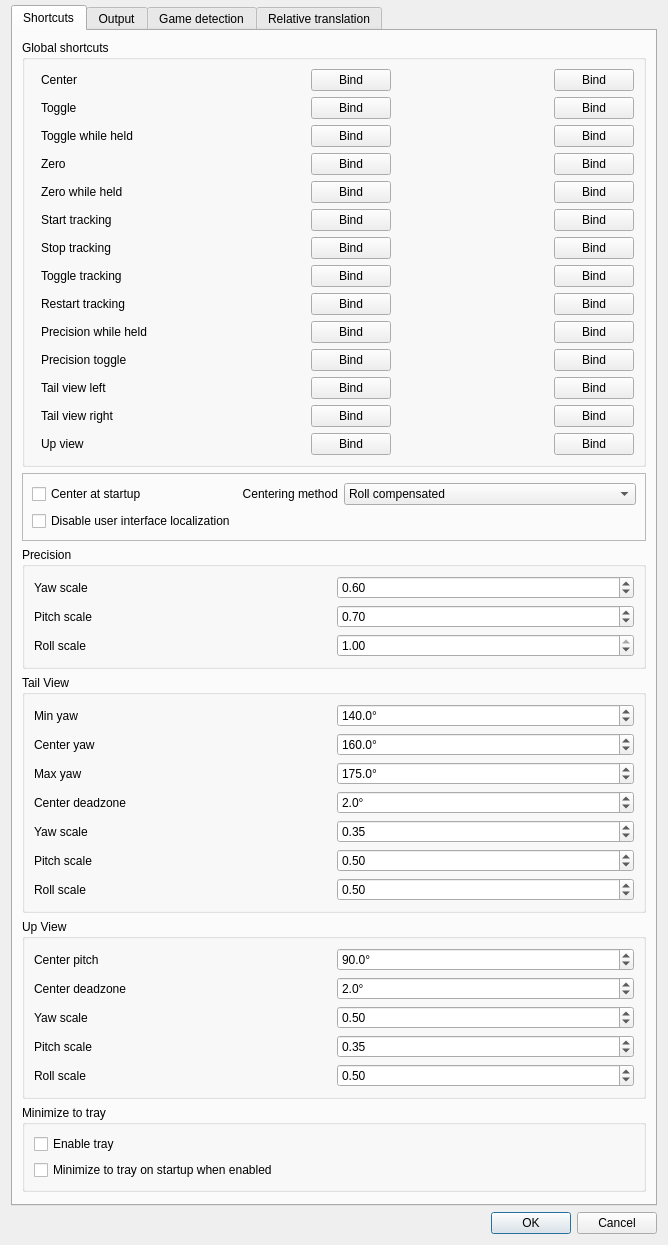
Qt form gui/options-dialog.ui (jansromi/opentrack) before a commit.
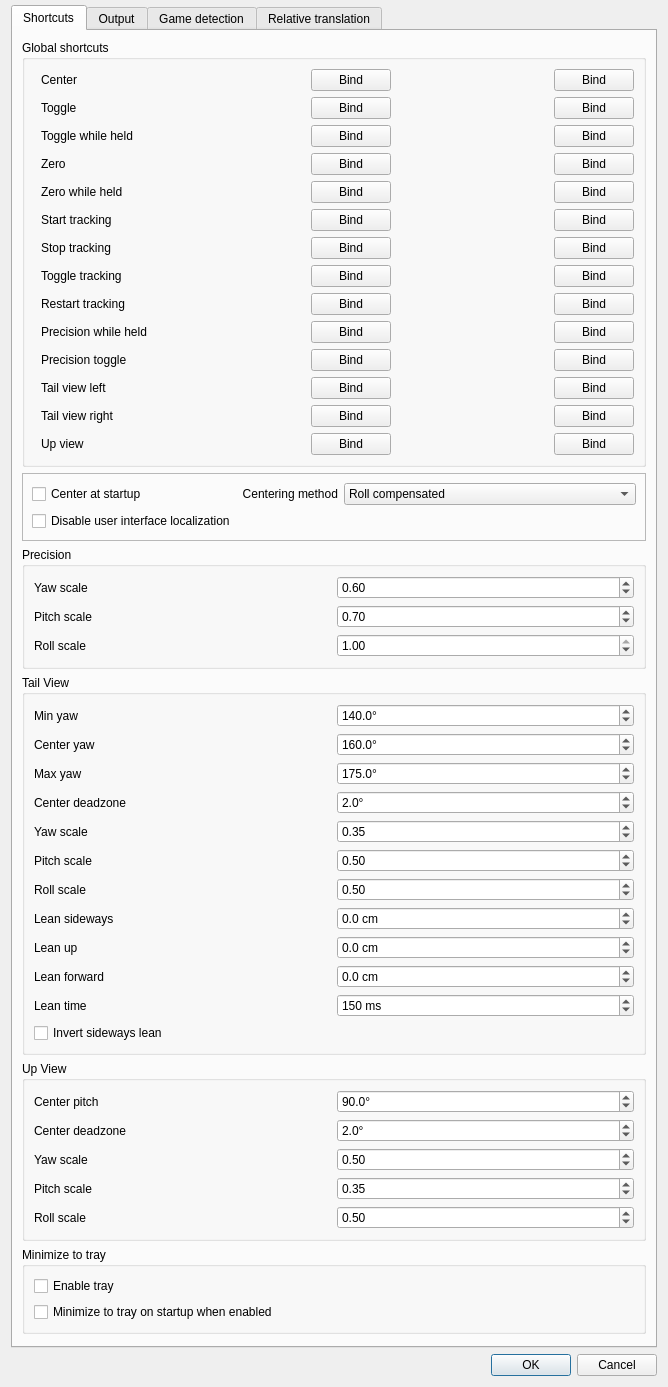
The same form after that commit. Icons and pictures are not drawn. Custom widgets are drawn as their Qt base class.

Commit message:
feat: tail view lean
Add an optional head lean to Tail View: sideways toward the look
direction, up and forward, applied on top of the tracked + manual
translation. The lean eases in and out linearly over tailview-lean-time-ms
(default 150, 0 = instant) and is reset on recenter. All lean distances
default to 0, so existing behaviour is unchanged.

X sign: opentrack's +yaw looks right while +TX moves left (reltrans
neck/rotate, SimConnect negating TX), so a left tail view leans to +TX.
tailview-lean-invert-x flips it in case a game disagrees.

```diff
--- a/gui/options-dialog.ui
+++ b/gui/options-dialog.ui
@@ -1586,6 +1586,126 @@
             </property>
            </widget>
           </item>
+          <item row="7" column="0">
+           <widget class="QLabel" name="label_tailview_lean_x_cm">
+            <property name="text">
+             <string>Lean sideways</string>
+            </property>
+           </widget>
+          </item>
+          <item row="7" column="1">
+           <widget class="QDoubleSpinBox" name="tailview_lean_x_cm">
+            <property name="decimals">
+             <number>1</number>
+            </property>
+            <property name="minimum">
+             <double>-50.000000000000000</double>
+            </property>
+            <property name="maximum">
+             <double>50.000000000000000</double>
+            </property>
+            <property name="singleStep">
+             <double>1.000000000000000</double>
+            </property>
+            <property name="value">
+             <double>0.000000000000000</double>
+            </property>
+            <property name="suffix">
+             <string> cm</string>
+            </property>
+           </widget>
+          </item>
+          <item row="8" column="0">
+           <widget class="QLabel" name="label_tailview_lean_y_cm">
+            <property name="text">
+             <string>Lean up</string>
+            </property>
+           </widget>
+          </item>
+          <item row="8" column="1">
+           <widget class="QDoubleSpinBox" name="tailview_lean_y_cm">
+            <property name="decimals">
+             <number>1</number>
+            </property>
+            <property name="minimum">
+             <double>-50.000000000000000</double>
+            </property>
+            <property name="maximum">
+             <double>50.000000000000000</double>
+            </property>
+            <property name="singleStep">
+             <double>1.000000000000000</double>
+            </property>
+            <property name="value">
+             <double>0.000000000000000</double>
+            </property>
+            <property name="suffix">
+             <string> cm</string>
+            </property>
+           </widget>
+          </item>
+          <item row="9" column="0">
+           <widget class="QLabel" name="label_tailview_lean_z_cm">
+            <property name="text">
+             <string>Lean forward</string>
+            </property>
+           </widget>
+          </item>
+          <item row="9" column="1">
+           <widget class="QDoubleSpinBox" name="tailview_lean_z_cm">
+            <property name="decimals">
+             <number>1</number>
+            </property>
+            <property name="minimum">
+             <double>-50.000000000000000</double>
+            </property>
+            <property name="maximum">
+             <double>50.000000000000000</double>
+            </property>
+            <property name="singleStep">
+             <double>1.000000000000000</double>
+            </property>
+            <property name="value">
+             <double>0.000000000000000</double>
+            </property>
+            <property name="suffix">
+             <string> cm</string>
+            </property>
+           </widget>
+          </item>
+          <item row="10" column="0">
+           <widget class="QLabel" name="label_tailview_lean_time">
+            <property name="text">
+             <string>Lean time</string>
+            </property>
+           </widget>
+          </item>
+          <item row="10" column="1">
+           <widget class="QSpinBox" name="tailview_lean_time_ms">
+            <property name="maximum">
+             <number>1000</number>
+            </property>
+            <property name="singleStep">
+             <number>10</number>
+            </property>
+            <property name="value">
+             <number>150</number>
+            </property>
+            <property name="suffix">
+             <string> ms</string>
+            </property>
+           </widget>
+          </item>
+          <item row="11" column="0" colspan="2">
+           <widget class="QCheckBox" name="tailview_lean_invert_x">
+            <property name="toolTip">
+             <string>Use if Tail View lean moves the eye point away from the look direction in the game.</string>
+            </property>
+            <property name="text">
+             <string>Invert sideways lean</string>
+            </property>
+           </widget>
+          </item>
         </layout>
        </widget>
       </item>
```
Left out of the diff: 5 changed lines with no effect on the pictures. The commit also changes 5 other files.
